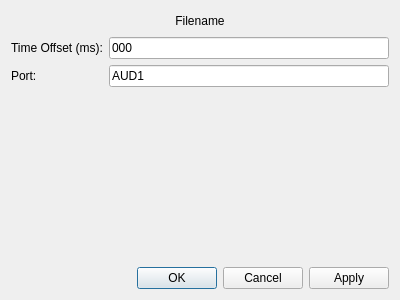
AJEdwards314/UIShowEditor, file wavdialog.ui: the form before one commit.
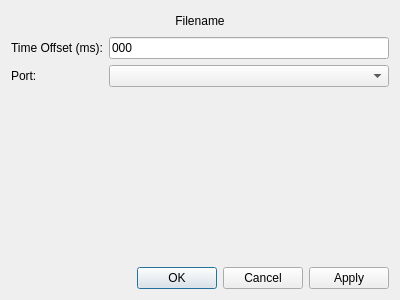
The form after the commit.

```diff
--- a/wavdialog.ui
+++ b/wavdialog.ui
@@ -54,11 +54,7 @@
       </widget>
      </item>
      <item row="1" column="1">
-      <widget class="QLineEdit" name="portBox">
-       <property name="text">
-        <string>AUD1</string>
-       </property>
-      </widget>
+      <widget class="QComboBox" name="portCB"/>
      </item>
     </layout>
    </item>
```
